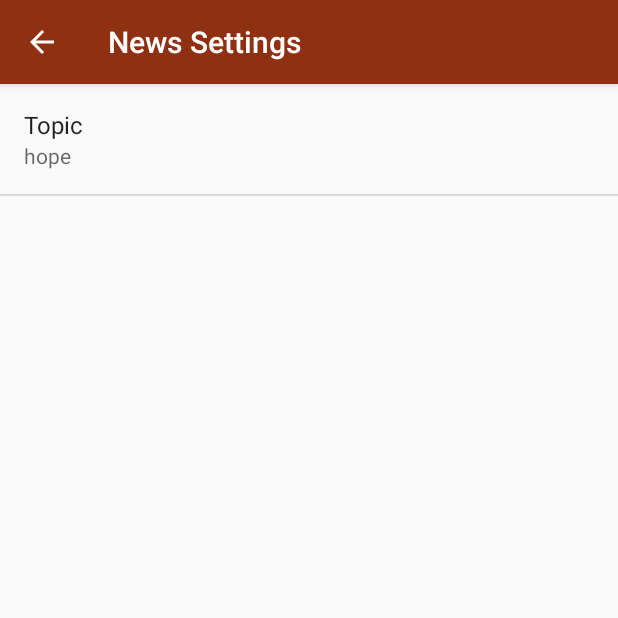
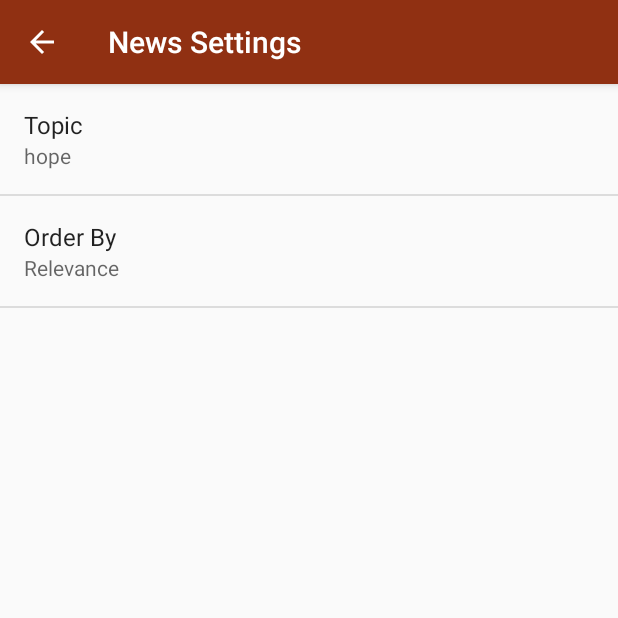
Before and after one commit to Clacli/MyMiniNewsApp, an Android app: the screen it shows after launch (SettingsActivity), in the options menu, after a tap on "Settings", on a phone screen of 412 x 824 dp, the top half of it. Run offline under Robolectric (Android 15) with nearby library versions, the phone set to English and light mode, and no system bars; our stand-ins replace ButterKnife.

Commit message:
Add "order by" preference

```diff
--- a/app/src/main/java/com/example/claudiabee/mymininewsapp/MainActivity.java
+++ b/app/src/main/java/com/example/claudiabee/mymininewsapp/MainActivity.java
@@ -15,7 +15,6 @@ import android.support.annotation.Nullable;
 import android.support.v7.app.AppCompatActivity;
 import android.support.v7.widget.LinearLayoutManager;
 import android.support.v7.widget.RecyclerView;
-import android.util.Log;
 import android.view.Menu;
 import android.view.MenuItem;
 import android.view.View;
@@ -88,7 +87,6 @@ public class MainActivity extends AppCompatActivity implements LoaderManager.Loa
         if (isConnected) {
             // Prepare the Loader. Either re-connect with an existing one, or start a new one
             getLoaderManager().initLoader(LOADER_ID, null, this);
-            Log.d(LOG_TAG, "Verifying Loader behaviour: init loader");
         } else {
             mLoadingIndicator.setVisibility(View.GONE);
             mEmptyView.setText(noInternetConnectionMessage);
@@ -107,6 +105,10 @@ public class MainActivity extends AppCompatActivity implements LoaderManager.Loa
         // default value for this preference.
         String topic = sharedPreferences.getString(getString(R.string.settings_topic_key), getString(R.string.settings_topic_default));
 
+        // getString retrieves a String value from the preferences (order by). The second parameter is the
+        // default value for this preference.
+        String orderBy = sharedPreferences.getString(getString(R.string.settings_order_by_key), getString(R.string.settings_order_by_default));
+
         // parse breaks apart the URI string that's passed into its parameter
         Uri baseUri = Uri.parse(GUARDIAN_REQUEST_URL);
 
@@ -116,11 +118,9 @@ public class MainActivity extends AppCompatActivity implements LoaderManager.Loa
         // Append query parameter and its value. For example, the 'format=json'
         uriBuilder.appendQueryParameter("q", topic);
         uriBuilder.appendQueryParameter("format", "json");
+        uriBuilder.appendQueryParameter("order-by", orderBy);
         uriBuilder.appendQueryParameter("show-tags", "contributor");
         uriBuilder.appendQueryParameter("api-key", STUDENT_API_KEY);
-
-        Log.d(LOG_TAG, "Verifying Loader behaviour: onCreateLoader");
-
 
         //  Create a new loader for the given URL
         return new NewsLoader(this, uriBuilder.toString());
@@ -145,7 +145,6 @@ public class MainActivity extends AppCompatActivity implements LoaderManager.Loa
             mEmptyView.setVisibility(View.GONE);
             updateUi(newsFeed);
         }
-        Log.d(LOG_TAG, "Verifying Loader behaviour: onLoadFinished.");
     }
 
     // 3 Third Loader callback method to override
@@ -153,7 +152,6 @@ public class MainActivity extends AppCompatActivity implements LoaderManager.Loa
     public void onLoaderReset(@NonNull Loader<List<News>> loader) {
         // Loader reset, so we can clear out our existing data
         mNewsCardAdapter = null;
-        Log.d(LOG_TAG, "loader.reset?");
     }
 
     /**
--- a/app/src/main/java/com/example/claudiabee/mymininewsapp/SettingsActivity.java
+++ b/app/src/main/java/com/example/claudiabee/mymininewsapp/SettingsActivity.java
@@ -2,6 +2,7 @@ package com.example.claudiabee.mymininewsapp;
 
 import android.content.SharedPreferences;
 import android.os.Bundle;
+import android.preference.ListPreference;
 import android.preference.Preference;
 import android.preference.PreferenceFragment;
 import android.preference.PreferenceManager;
@@ -23,8 +24,16 @@ public class SettingsActivity extends AppCompatActivity {
             super.onCreate(savedInstanceState);
             addPreferencesFromResource(R.xml.settings_main);
 
+            // Find the “topic” Preference object according to its key
             Preference topic = findPreference(getString(R.string.settings_topic_key));
+            // Call the bindPreferenceSummaryToValue() helper method on this Preference object,
+            // which will set this fragment as the OnPreferenceChangeListener and update the summary
+            // so that it displays the current value stored in SharedPreferences.
             bindPreferenceSummaryToValue(topic);
+
+            // Find the “order by” Preference object according to its key
+            Preference orderBy = findPreference(getString(R.string.settings_order_by_key));
+            bindPreferenceSummaryToValue(orderBy);
         }
 
         @Override
@@ -32,7 +41,17 @@ public class SettingsActivity extends AppCompatActivity {
             // The code in this method takes care of updating the displayed preference summary
             // after it has been changed
             String stringValue = newValue.toString();
-            preference.setSummary(stringValue);
+
+            if (preference instanceof ListPreference) {
+                ListPreference listPreference = (ListPreference) preference;
+                int preferenceIndex = listPreference.findIndexOfValue(stringValue);
+                if (preferenceIndex >= 0) {
+                    CharSequence[] labels = listPreference.getEntries();
+                    preference.setSummary(labels[preferenceIndex]);
+                }
+            } else {
+                preference.setSummary(stringValue);
+            }
             return true;
         }
 
--- /dev/null
+++ b/app/src/main/res/values/arrays.xml
@@ -0,0 +1,14 @@
+<?xml version="1.0" encoding="utf-8"?>
+<resources>
+    <string-array name="settings_order_by_labels">
+        <item>@string/settings_order_by_relevance_label</item>
+        <item>@string/settings_order_by_newest_label</item>
+        <item>@string/settings_order_by_oldest_label</item>
+    </string-array>
+
+    <string-array name="settings_order_by_values">
+        <item>@string/settings_order_by_relevance_value</item>
+        <item>@string/settings_order_by_newest_value</item>
+        <item>@string/settings_order_by_oldest_value</item>
+    </string-array>
+</resources>
--- a/app/src/main/res/values/strings.xml
+++ b/app/src/main/res/values/strings.xml
@@ -29,7 +29,24 @@
 
     <!-- Strings to be used for the Preference Labels -->
     <string name="settings_topic_label">Topic</string>
-    <string name="settings_topic_key" translatable="false">Topic</string>
+    <string name="settings_topic_key" translatable="false">topic</string>
     <string name="settings_topic_default" translatable="false">hope</string>
 
+    <!-- Strings For Order-By Preference [CHAR LIMIT=30] -->
+    <string name="settings_order_by_label">Order By</string>
+    <string name="settings_order_by_key" translatable="false">order_by</string>
+    <string name="settings_order_by_default" translatable="false">@string/settings_order_by_relevance_value</string>
+
+    <!-- Label for order-by relevance option [CHAR LIMIT=20] -->
+    <string name="settings_order_by_relevance_label">Relevance</string>
+    <string name="settings_order_by_relevance_value" translatable="false">relevance</string>
+
+    <!-- Label for order-by most recent news [CHAR LIMIT=20] -->
+    <string name="settings_order_by_newest_label">Newest</string>
+    <string name="settings_order_by_newest_value" translatable="false">newest</string>
+
+    <!-- Label for order-by most recent option [CHAR LIMIT=20] -->
+    <string name="settings_order_by_oldest_label">Oldest</string>
+    <string name="settings_order_by_oldest_value" translatable="false">oldest</string>
+
 </resources>
--- a/app/src/main/res/xml/settings_main.xml
+++ b/app/src/main/res/xml/settings_main.xml
@@ -9,5 +9,11 @@
         android:selectAllOnFocus="true"
         android:title="@string/settings_topic_label" />
 
+    <ListPreference
+        android:defaultValue="@string/settings_order_by_default"
+        android:entries="@array/settings_order_by_labels"
+        android:entryValues="@array/settings_order_by_values"
+        android:key="@string/settings_order_by_key"
+        android:title="@string/settings_order_by_label" />
 
 </PreferenceScreen>
```
Also changed, not shown: 1 other file.
